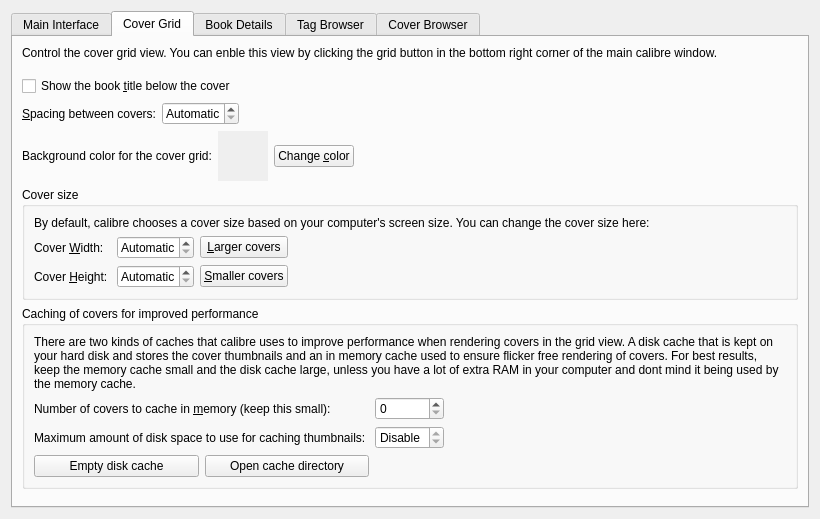
This is src/calibre/gui2/preferences/look_feel.ui in kovidgoyal/calibre as Qt 5 draws it before an edit. The edited form follows.
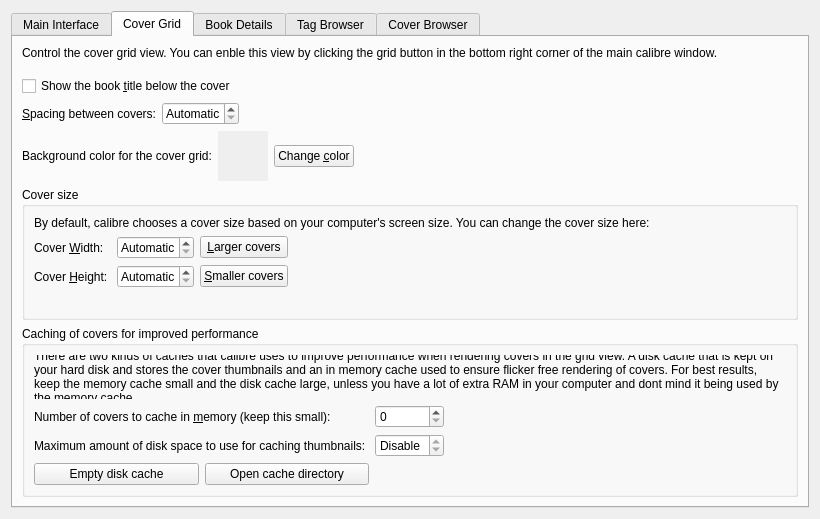
This is the edited form. The open tabs and pages were chosen to show the change. Icons and pictures are not drawn. Custom widgets are drawn as their Qt base class.

Commit message: Show current aspect ratio when changing cover size

Diff of the .ui file:
```diff
--- a/src/calibre/gui2/preferences/look_feel.ui
+++ b/src/calibre/gui2/preferences/look_feel.ui
@@ -470,6 +470,13 @@
             </property>
            </widget>
           </item>
+          <item row="3" column="0" colspan="4">
+           <widget class="QLabel" name="cover_grid_aspect_ratio">
+            <property name="text">
+             <string/>
+            </property>
+           </widget>
+          </item>
          </layout>
         </widget>
        </item>
```
Left out of the diff: 6 changed lines with no effect on the pictures. The commit also changes 1 other file.
